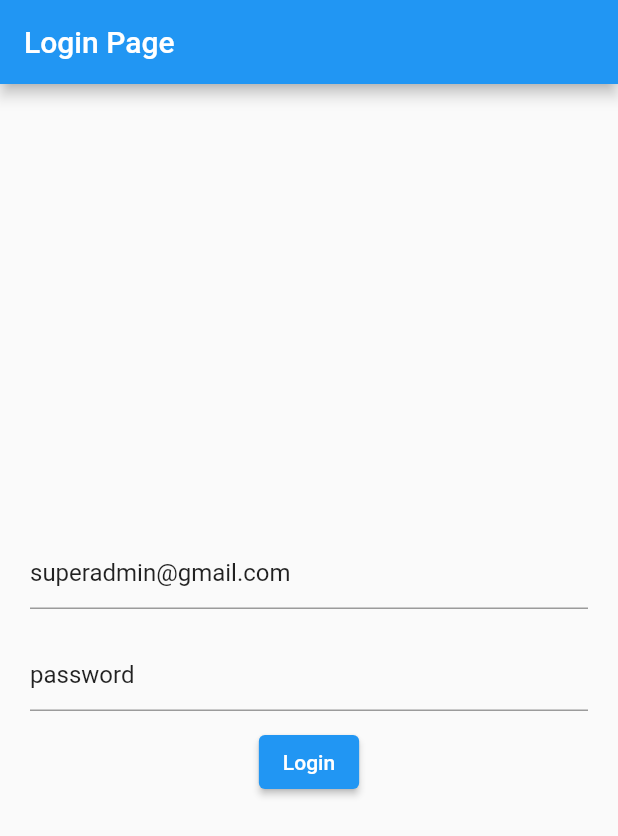
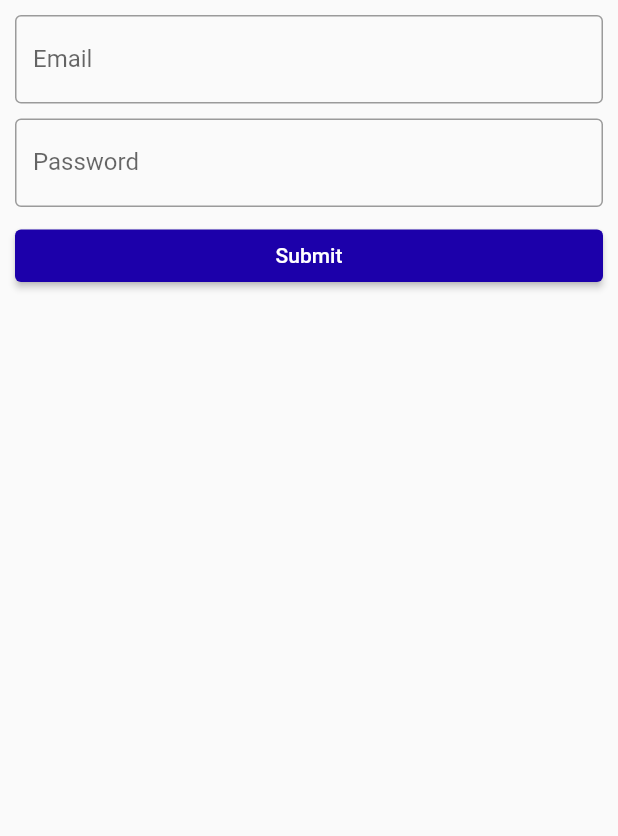
Before and after one commit to fauzanpr/Play_App, a Flutter app: the screen it shows after launch, on a phone screen of 412 x 824 dp. Shown: the top 836 px of the screen. Run offline on Flutter 3.47's test engine with Material 2 defaults, Android fonts, the phone set to English and light mode, and no system bars; our stand-ins replace flutter_secure_storage.

Commit message:
fixing ui login page

```diff
--- a/lib/main.dart
+++ b/lib/main.dart
@@ -29,45 +29,89 @@ class MyApp extends StatefulWidget {
 }
 
 class _MyAppState extends State<MyApp> {
-  TextEditingController _emailController = TextEditingController(
-    text: 'superadmin@gmail.com',
-  );
-  TextEditingController _passwordController = TextEditingController(
-    text: 'password',
-  );
+  TextEditingController _emailController = TextEditingController();
+  TextEditingController _passwordController = TextEditingController();
 
   LoginService loginService = LoginService();
+  final _formKey = GlobalKey<FormState>();
 
   @override
   Widget build(BuildContext context) {
     return MaterialApp(
+      debugShowCheckedModeBanner: false,
       home: Scaffold(
-        appBar: AppBar(
-          title: const Text('Login Page'),
-        ),
-        body: Column(
-          mainAxisAlignment: MainAxisAlignment.center,
+        body: Padding(
+          padding: const EdgeInsets.all(10.0),
+          child: Form(
+            key: _formKey,
+            child: Column(
+              crossAxisAlignment: CrossAxisAlignment.start,
               children: [
-            Container(
-              padding: const EdgeInsets.fromLTRB(20, 10, 20, 10),
-              child: TextField(
+                TextFormField(
+                  // The validator receives the text that the user has entered.
+                  validator: (value) {
+                    if (value == null || value.isEmpty) {
+                      return 'Email tidak boleh kosong';
+                    }
+                    return null;
+                  },
                   controller: _emailController,
                   decoration: const InputDecoration(
-                  hintText: 'Email',
+                    labelText: 'Email',
+                    focusedBorder: OutlineInputBorder(
+                      borderSide: BorderSide(
+                          width: 1, color: Color.fromARGB(255, 0, 102, 255)),
+                    ),
+                    border: OutlineInputBorder(
+                      borderSide: BorderSide(
+                        width: 1,
+                        color: Color.fromARGB(255, 48, 73, 209),
                       ),
                     ),
                   ),
-            Container(
-              padding: const EdgeInsets.fromLTRB(20, 10, 20, 10),
-              child: TextField(
+                ),
+                const SizedBox(
+                  height: 10.0,
+                ),
+                TextFormField(
+                  // The validator receives the text that the user has entered.
+                  validator: (value) {
+                    if (value == null || value.isEmpty) {
+                      return 'Password tidak boleh kosong';
+                    }
+                    return null;
+                  },
                   controller: _passwordController,
                   decoration: const InputDecoration(
-                  hintText: 'Password',
+                    labelText: 'Password',
+                    focusedBorder: OutlineInputBorder(
+                      borderSide: BorderSide(
+                          width: 1, color: Color.fromARGB(255, 0, 102, 255)),
+                    ),
+                    border: OutlineInputBorder(
+                      borderSide: BorderSide(
+                        width: 1,
+                        color: Color.fromARGB(255, 48, 73, 209),
                       ),
                     ),
                   ),
-            ElevatedButton(
+                ),
+                const SizedBox(
+                  height: 15,
+                ),
+                SizedBox(
+                  width: double.infinity,
+                  height: 35,
+                  child: ElevatedButton(
+                    style: ButtonStyle(
+                      backgroundColor: MaterialStateProperty.all<Color>(
+                          const Color.fromARGB(255, 28, 0, 170)),
+                    ),
                     onPressed: () async {
+                      // Validate returns true if the form is valid, or false otherwise.
+                      if (_formKey.currentState!.validate()) {
+                        // If the form is valid, display a snackbar. In the real world,
+                        // you'd often call a server or save the information in a database.
                         bool response = await loginService.postData(
                             _emailController.text, _passwordController.text);
 
@@ -76,13 +120,15 @@ class _MyAppState extends State<MyApp> {
                         if (response) {
                           print('pada main:' + response.toString());
                           Navigator.of(context).popAndPushNamed('/homepage');
-                } else {
-                  print('login gagal');
+                        } else {}
                       }
                     },
-              child: const Text('Login'),
-            )
+                    child: const Text('Submit'),
+                  ),
+                ),
               ],
+            ),
+          ),
         ),
       ),
     );
--- a/lib/services/login_service.dart
+++ b/lib/services/login_service.dart
@@ -1,3 +1,4 @@
+import 'package:flutter/cupertino.dart';
 import 'package:flutter_secure_storage/flutter_secure_storage.dart';
 import 'package:http/http.dart' as http;
 import 'dart:convert';
@@ -30,6 +31,7 @@ class LoginService {
         );
         return true;
       } else {
+        print(response.statusCode);
         return false;
       }
     } catch (e) {
```
Lines whose indentation alone changed are shown as unchanged.
